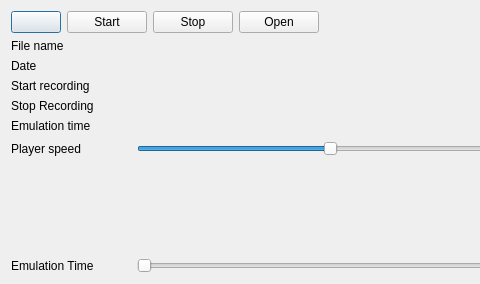
The window that device/pc/larus_emulator/emulator_ui.ui (larus-breeze/sw_frontend_rs) describes before a commit, drawn with Qt 5; both pictures show x 0 to 480 and y 0 to 284 of the 1005 by 284 pixel window.
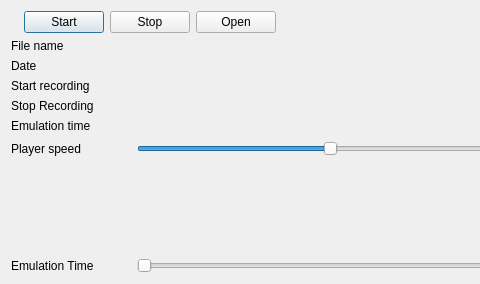
The same window after the commit.

Diff of the .ui file:
```diff
--- a/device/pc/larus_emulator/emulator_ui.ui
+++ b/device/pc/larus_emulator/emulator_ui.ui
@@ -17,13 +17,7 @@
    <item>
     <layout class="QHBoxLayout" name="horizontalLayout_4">
      <item>
-      <widget class="QPushButton" name="pbBlink">
-       <property name="minimumSize">
-        <size>
-         <width>50</width>
-         <height>0</height>
-        </size>
-       </property>
+      <widget class="QLabel" name="lbBlink">
        <property name="text">
         <string/>
        </property>
```
